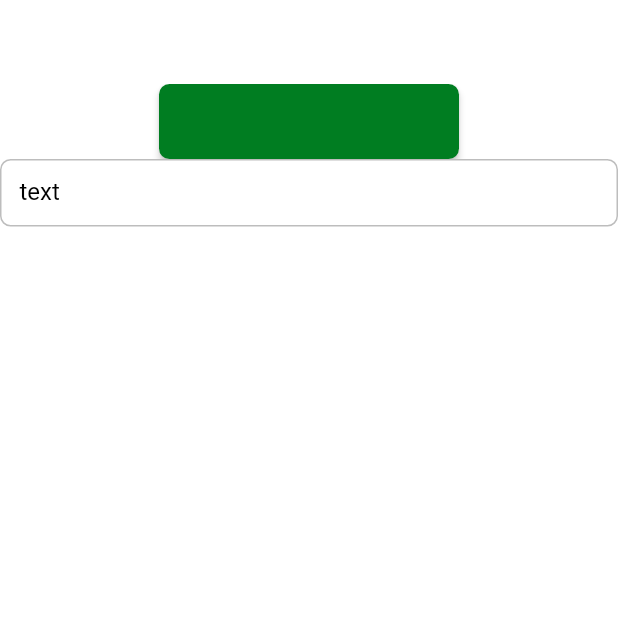
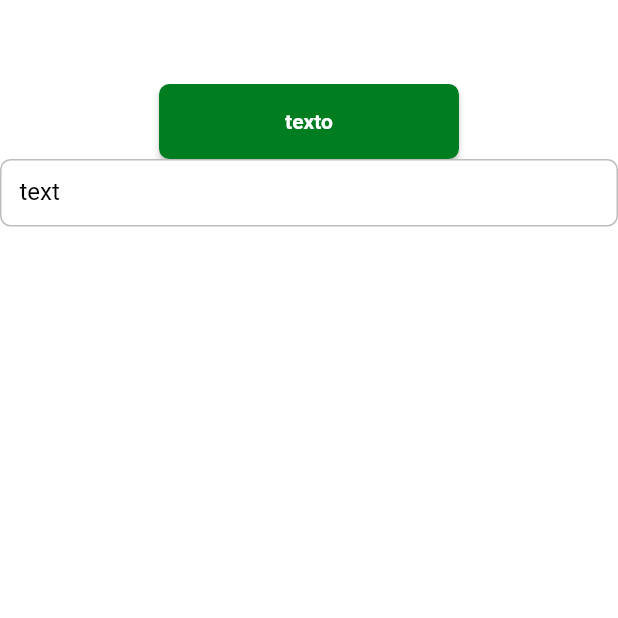
Before and after one commit to juliannelima/flutter-delivery-vakinha, a Flutter app: the screen it shows after launch, on a phone screen of 412 x 824 dp, the top half of it. Run offline on Flutter 3.47's test engine with Material 2 defaults, Android fonts, the phone set to English and light mode, and no system bars; our stand-ins replace dio; Roboto replaces fonts that are missing (mplus1).

```diff
--- a/lib/app/pages/splash/splash_page.dart
+++ b/lib/app/pages/splash/splash_page.dart
@@ -1,7 +1,6 @@
+import 'package:delivery_app/app/core/ui/helpers/size_extensions.dart';
 import 'package:delivery_app/app/core/widgets/delivery_button.dart';
 import 'package:flutter/material.dart';
-
-import '../../core/config/env/env.dart';
 
 class SplashPage extends StatelessWidget {
   const SplashPage({super.key});
@@ -16,11 +15,10 @@ class SplashPage extends StatelessWidget {
         children: [
           Container(),
           DeliveryButton(
-            label: Env.i['backend_base_url'] ?? '',
+            label:'texto',
             onPressed: () {},
             width: 200,
             height: 50,
-
           ),
           TextFormField(
             decoration: const InputDecoration(labelText: 'text'),
```
Also changed, not shown: lib/app/core/ui/helpers/size_extensions.dart (added, +9 -0 lines).
